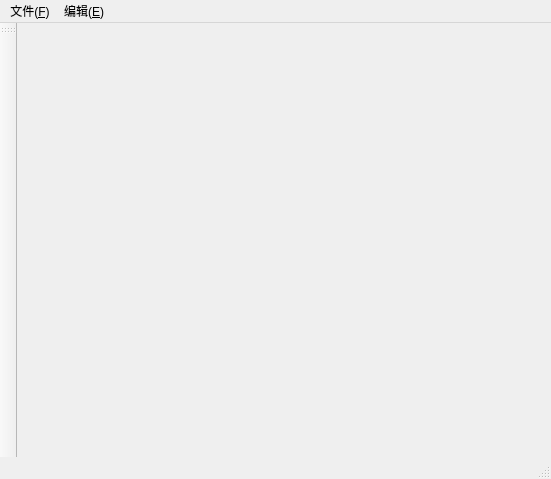
Before: the Qt Designer form mainwindow.ui in Lunaticsky-tql/QLion, drawn with Qt 5.
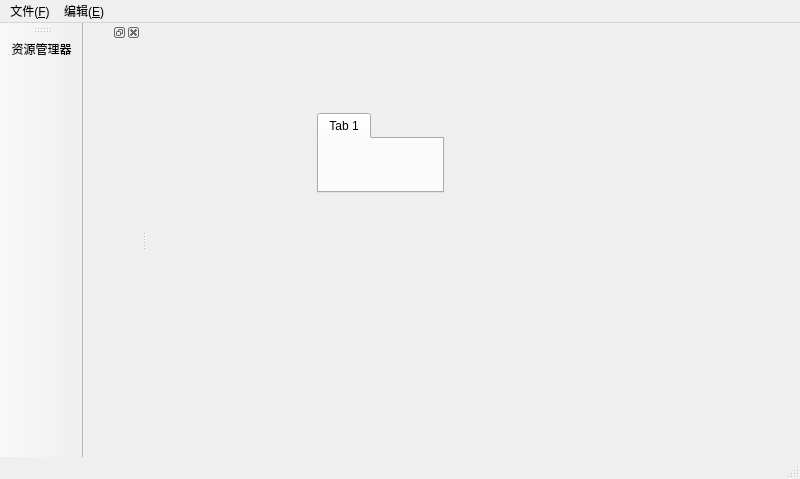
After: the same form once the commit is applied. Icons and pictures are not drawn.

```diff
--- a/mainwindow.ui
+++ b/mainwindow.ui
@@ -6,7 +6,7 @@
    <rect>
     <x>0</x>
     <y>0</y>
-    <width>551</width>
+    <width>800</width>
     <height>479</height>
    </rect>
   </property>
@@ -17,13 +17,32 @@
    <iconset resource="icons.qrc">
     <normaloff>:/resources/icons/qlion.png</normaloff>:/resources/icons/qlion.png</iconset>
   </property>
-  <widget class="QWidget" name="centralwidget"/>
+  <widget class="QWidget" name="centralwidget">
+   <widget class="QTabWidget" name="tabWidget">
+    <property name="geometry">
+     <rect>
+      <x>170</x>
+      <y>90</y>
+      <width>127</width>
+      <height>80</height>
+     </rect>
+    </property>
+    <property name="currentIndex">
+     <number>0</number>
+    </property>
+    <widget class="QWidget" name="tab">
+     <attribute name="title">
+      <string>Tab 1</string>
+     </attribute>
+    </widget>
+   </widget>
+  </widget>
   <widget class="QMenuBar" name="menubar">
    <property name="geometry">
     <rect>
      <x>0</x>
      <y>0</y>
-     <width>551</width>
+     <width>800</width>
      <height>21</height>
     </rect>
    </property>
@@ -71,6 +90,16 @@
    <attribute name="toolBarBreak">
     <bool>false</bool>
    </attribute>
+   <addaction name="action_tool_tree_view"/>
+  </widget>
+  <widget class="QDockWidget" name="sideDock">
+   <property name="allowedAreas">
+    <set>Qt::LeftDockWidgetArea|Qt::RightDockWidgetArea</set>
+   </property>
+   <attribute name="dockWidgetArea">
+    <number>1</number>
+   </attribute>
+   <widget class="QWidget" name="dockWidgetContents"/>
   </widget>
   <action name="action_new_file">
    <property name="text">
@@ -208,6 +237,19 @@
     <string>Ctrl+I</string>
    </property>
   </action>
+  <action name="action_tool_tree_view">
+   <property name="icon">
+    <iconset resource="icons.qrc">
+     <normaloff>:/resources/icons/folder.png</normaloff>
+     <normalon>resources/icons/folder.png</normalon>:/resources/icons/folder.png</iconset>
+   </property>
+   <property name="text">
+    <string>资源管理器</string>
+   </property>
+   <property name="shortcut">
+    <string>Ctrl+Shift+E</string>
+   </property>
+  </action>
  </widget>
  <resources>
   <include location="icons.qrc"/>
```
